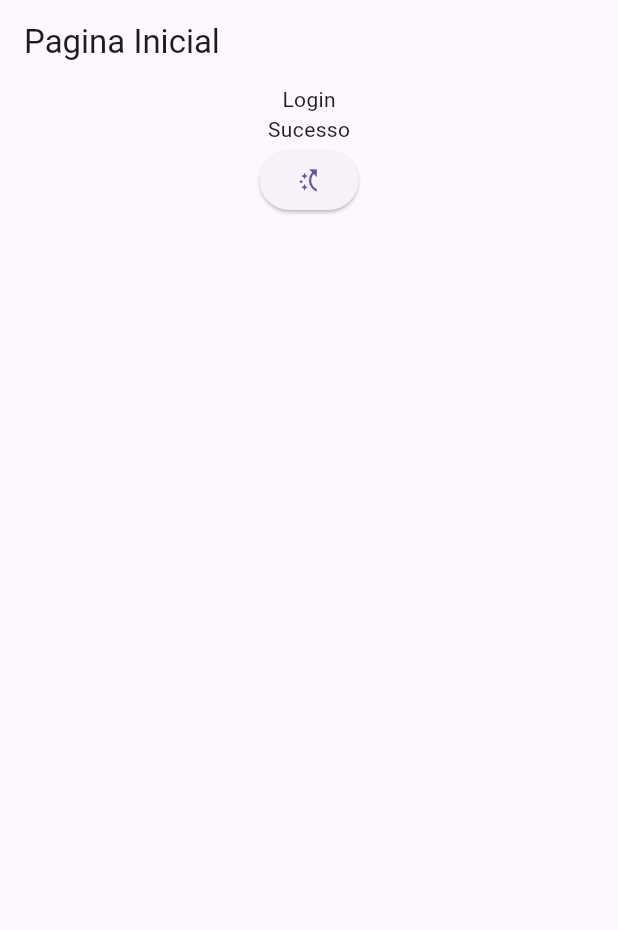
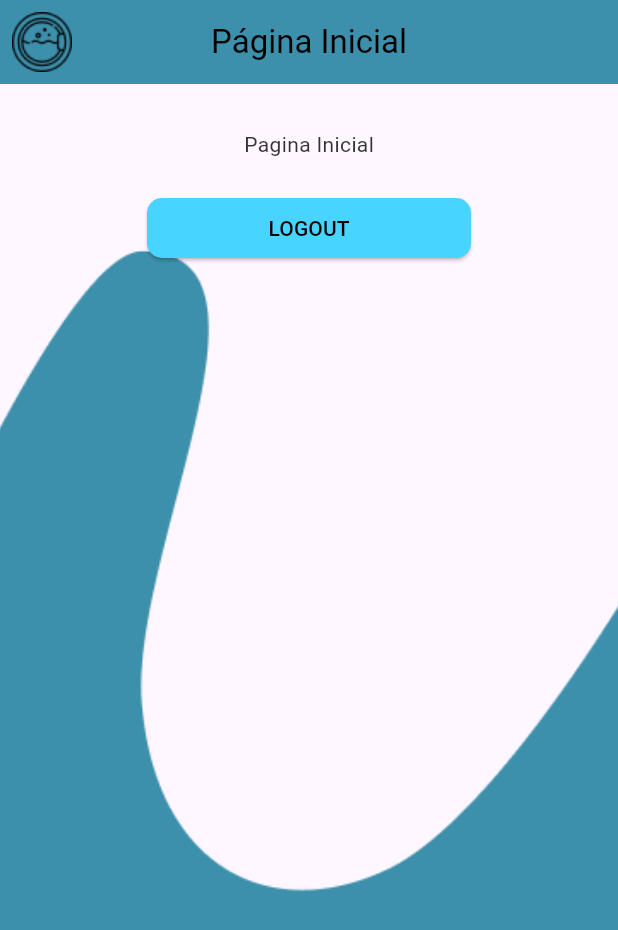
Before and after one commit to chclxds/easywash, a Flutter app: the screen it shows once a user with an empty profile is signed in, on a phone screen of 412 x 824 dp. Shown: the top 930 px of the screen. Run offline on Flutter 3.47's test engine with Material 2 defaults, Android fonts, the light colour scheme and no system bars; our stand-ins replace firebase_auth, firebase_core; accounts and stored records are empty; Roboto replaces fonts that are missing (Ubuntu).

Commit message:
Add files via upload

```diff
--- a/lib/cadastrapage.dart
+++ b/lib/cadastrapage.dart
@@ -1,5 +1,6 @@
+import 'package:easywash/servicos.dart';
 import 'package:flutter/material.dart';
-import 'registropage.dart';
+//import 'registropage.dart';
 
 class CadastrarPage extends StatefulWidget {
   const CadastrarPage({super.key});
@@ -140,7 +141,7 @@ class _CadastrarPageState extends State<CadastrarPage> {
     Navigator.pushReplacement(
       context,
       MaterialPageRoute(
-        builder: (context) => const RegistroPage(),
+        builder: (context) => const ServicosCadastro(),
       ),
     );
   }
--- a/lib/homepage.dart
+++ b/lib/homepage.dart
@@ -9,18 +9,59 @@ class HomePage extends StatelessWidget {
   Widget build(BuildContext context) {
     return Scaffold(
       appBar: AppBar(
-        title: const Text("Pagina Inicial"),
+        centerTitle: true,
+        title: const Text(
+          'Página Inicial',
+          style: TextStyle(color: Color.fromARGB(255, 0, 0, 0)),
+        ),
+        backgroundColor: const Color.fromRGBO(61, 144, 171, 1),
+        leading: Image.asset('assets/IconTop.png'),
       ),
-      body: Center(
-        child: Column(children: [
-          const Text("Login"),
-          const Text("Sucesso"),
-          ElevatedButton(
-              onPressed: () {
-                _signOut();
-              },
-              child: const Icon(Icons.switch_access_shortcut))
-        ]),
+      body: Container(
+        decoration: const BoxDecoration(
+          image: DecorationImage(
+            alignment: Alignment(0.0, -1.0),
+            image: AssetImage('assets/backgroud-prelogin.png'),
+            fit: BoxFit.cover,
+          ),
+        ),
+        child: Form(
+          child: Container(
+            margin: const EdgeInsets.only(right: 20, left: 20, top: 20),
+            child: Column(
+              children: [
+                const Center(
+                  heightFactor: 2,
+                  child: Text('Pagina Inicial',
+                      textDirection: TextDirection.ltr,
+                      style: TextStyle(
+                        fontFamily: 'Ubuntu',
+                        color: Color.fromARGB(255, 51, 51, 51),
+                      )),
+                ),
+                const SizedBox(
+                  height: 12,
+                ),
+                ElevatedButton(
+                  onPressed: () {
+                    _signOut();
+                  },
+                  style: ElevatedButton.styleFrom(
+                    minimumSize: const Size(216, 40),
+                    backgroundColor: const Color.fromARGB(255, 71, 212, 255),
+                    shape: RoundedRectangleBorder(
+                      borderRadius: BorderRadius.circular(10.0),
+                    ),
+                  ),
+                  child: const Text(
+                    'LOGOUT',
+                    style: TextStyle(color: Colors.black),
+                  ),
+                ),
+              ],
+            ),
+          ),
+        ),
       ),
     );
   }
```
Also changed, not shown: lib/servicos.dart (added, +79 -0 lines).
